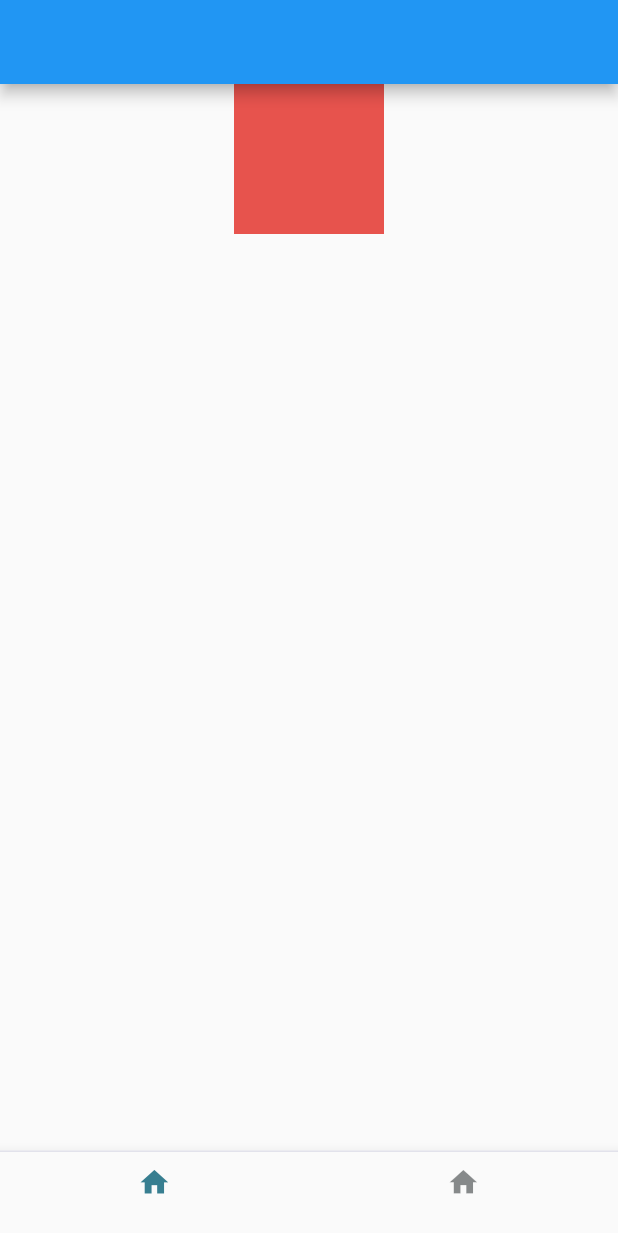
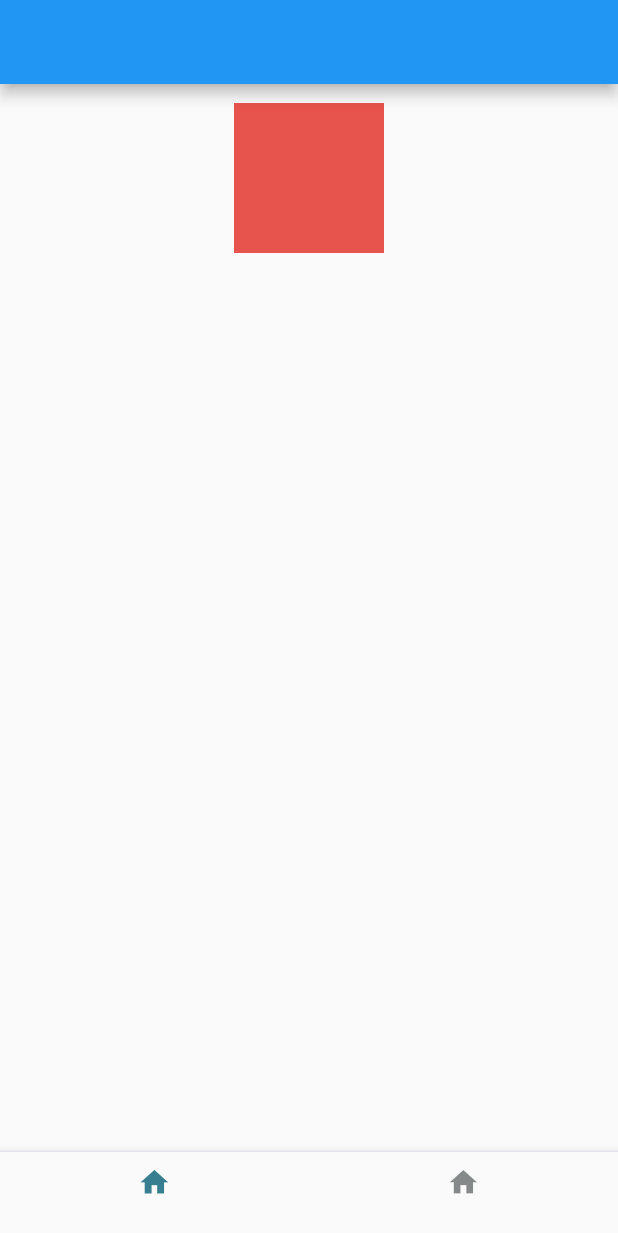
Before and after one commit to Issei-Hiramatsu/sakura-simulation, a Flutter app: the screen it shows after launch, on a phone screen of 412 x 824 dp. Shown: the top 1233 px of the screen. Run offline on Flutter 3.47's test engine with Material 2 defaults, Android fonts, the light colour scheme and no system bars; our stand-ins replace flutter_hooks, flutter_screenutil.

Commit message:
update: add padding & ready for change to image

```diff
--- a/mobile/lib/component/local/home_page/body/simulation_screen/simulation_screen.dart
+++ b/mobile/lib/component/local/home_page/body/simulation_screen/simulation_screen.dart
@@ -1,5 +1,6 @@
 import 'package:flutter/material.dart';
 import 'package:flutter_hooks/flutter_hooks.dart';
+import 'package:flutter_screenutil/flutter_screenutil.dart';
 
 import 'hooks/container_list.dart';
 import 'hooks/use_change_animated_object.dart';
@@ -12,17 +13,27 @@ class SimulationScreen extends HookWidget {
   Widget build(BuildContext context) {
     startFadeAnimation();
 
-    return Stack(
+    return Padding(
+      padding: EdgeInsets.symmetric(vertical: 12.sp, horizontal: 8.sp),
+      child: Stack(
         children: [
           FadeTransition(
               opacity: fadeInAnimation,
-            //TODO: 写真予定場所
+              //TODO: 写真予定場所 下記の形式で行う。
+              // Image.asset(
+              //   'assets/images/sakura_road.jpg',
+              //   fit: BoxFit.fill,
+              //   height: double.infinity,
+              // ),
               child: containerList[beginIndex.value]),
           FadeTransition(
               opacity: fadeOutAnimation,
               //TODO:  写真予定場所
               child: containerList[endIndex.value]),
         ],
+      ),
     );
   }
 }
+
+//複数のアニメーションを動かせるようにしてそれぞれに変更する関数を設定し直す
```
Lines whose indentation alone changed are shown as unchanged.
